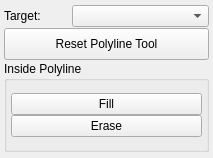
Qt form src/Interface/ToolInterface/PolyLineToolInterface.ui (SCIInstitute/Seg3D) before a commit.
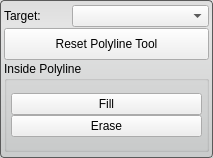
The same form after that commit.

Commit message: updates to all tool interfaces

```diff
--- a/src/Interface/ToolInterface/PolyLineToolInterface.ui
+++ b/src/Interface/ToolInterface/PolyLineToolInterface.ui
@@ -31,6 +31,13 @@
   <property name="windowTitle">
    <string>Polyline Tool</string>
   </property>
+  <property name="styleSheet">
+   <string notr="true">QWidget#PolyLineToolInterface{
+  border-radius: 4px;
+  border: 1px solid rgb(90, 90, 90);
+  background-color: qlineargradient(spread:pad, x1:0.5, y1:0, x2:0.5, y2:0.960227, stop:0 rgba(221, 221, 221, 255), stop:0.155779 rgba(228, 228, 228, 255), stop:1 rgba(202, 204, 204, 255));      
+}</string>
+  </property>
   <layout class="QVBoxLayout" name="verticalLayout_2">
    <property name="spacing">
     <number>0</number>
```
The commit also changes 26 other files.
